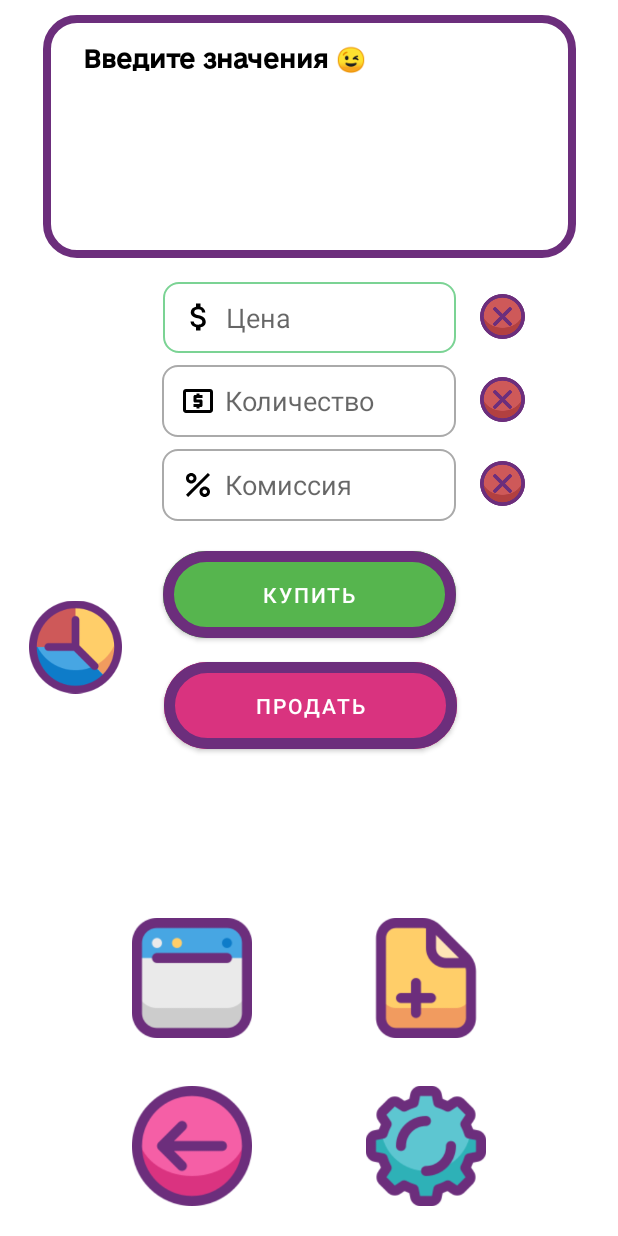
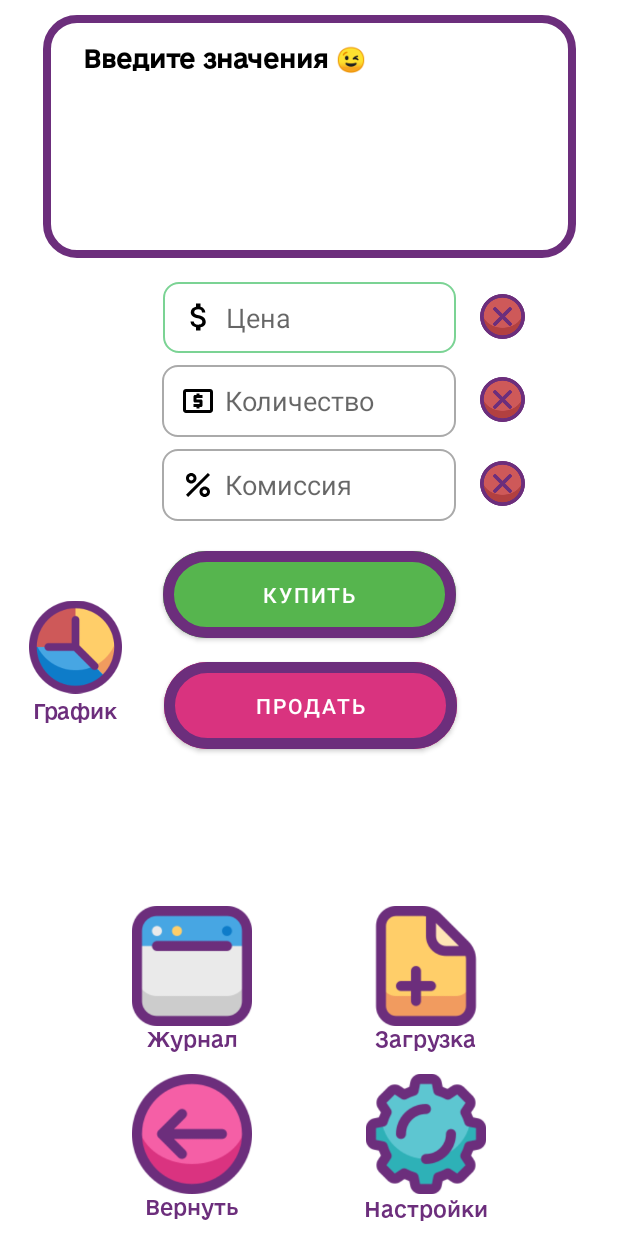
Before and after one commit to eatmore2004/SpotCalculator, an Android app: the screen it shows after launch (MainActivity), on a phone screen of 412 x 824 dp. Run offline under Robolectric (Android 15) with nearby library versions, the phone set to English and light mode, and no system bars; libraries missing offline, so code that uses them is left out: io.paperdb; 2 statements that could not run were skipped.

Commit message:
Design and chart updated

```diff
--- a/app/build.gradle
+++ b/app/build.gradle
@@ -29,6 +29,7 @@ android {
 
 dependencies {
     implementation 'com.squareup.okhttp3:okhttp:4.9.3'
+    implementation 'pl.droidsonroids.gif:android-gif-drawable:1.2.17'
     implementation 'com.google.android.gms:play-services-wearable:18.0.0'
     implementation 'androidx.appcompat:appcompat:1.6.1'
     implementation 'com.google.android.material:material:1.8.0'
@@ -40,4 +41,5 @@ dependencies {
     testImplementation 'junit:junit:4.13.2'
     androidTestImplementation 'androidx.test.ext:junit:1.1.5'
     androidTestImplementation 'androidx.test.espresso:espresso-core:3.5.1'
+
 }
--- a/app/src/main/java/com/andrii/positioncalculator/Activities/SettingsActivity.java
+++ b/app/src/main/java/com/andrii/positioncalculator/Activities/SettingsActivity.java
@@ -122,7 +122,7 @@ public class SettingsActivity extends AppCompatActivity {
             notification_status.setTextColor(Color.parseColor("#08BC11"));
 
         }else{
-            notification_status.setText("Нективно");
+            notification_status.setText("Неaктивно");
             notification_status.setTextColor(Color.parseColor("#D50000"));
         }
     }
--- a/app/src/main/res/layout/activity_main.xml
+++ b/app/src/main/res/layout/activity_main.xml
@@ -150,7 +150,7 @@
         android:layout_width="80dp"
         android:layout_height="80dp"
         android:layout_marginStart="88dp"
-        android:layout_marginBottom="20dp"
+        android:layout_marginBottom="28dp"
         android:text="вернуть"
         app:cornerRadius="10dp"
         app:layout_constraintBottom_toBottomOf="parent"
@@ -162,7 +162,7 @@
         android:layout_width="80dp"
         android:layout_height="80dp"
         android:layout_marginEnd="88dp"
-        android:layout_marginBottom="20dp"
+        android:layout_marginBottom="28dp"
         android:text="График"
         app:cornerRadius="10dp"
         app:layout_constraintBottom_toBottomOf="parent"
@@ -212,4 +212,66 @@
         app:layout_constraintStart_toEndOf="@+id/fee_edt"
         app:layout_constraintTop_toTopOf="@+id/fee_edt" />
 
+    <TextView
+        android:id="@+id/textView5"
+        android:layout_width="wrap_content"
+        android:layout_height="wrap_content"
+        android:fontFamily="@font/medium"
+        android:text="График"
+        android:textColor="@color/buttons"
+        android:textSize="13dip"
+        app:layout_constraintEnd_toEndOf="@+id/stats_btn"
+        app:layout_constraintStart_toStartOf="@+id/stats_btn"
+        app:layout_constraintTop_toBottomOf="@+id/stats_btn" />
+
+    <TextView
+        android:id="@+id/textView8"
+        android:layout_width="wrap_content"
+        android:layout_height="wrap_content"
+        android:layout_marginTop="80dp"
+        android:fontFamily="@font/medium"
+        android:text="Журнал"
+        android:textColor="@color/buttons"
+        android:textSize="13dip"
+        app:layout_constraintEnd_toEndOf="@+id/journal_btn"
+        app:layout_constraintStart_toStartOf="@+id/journal_btn"
+        app:layout_constraintTop_toTopOf="@+id/journal_btn" />
+
+    <TextView
+        android:id="@+id/textView11"
+        android:layout_width="wrap_content"
+        android:layout_height="wrap_content"
+        android:fontFamily="@font/medium"
+        android:text="Загрузка"
+        android:textColor="@color/buttons"
+        android:textSize="13dip"
+        app:layout_constraintEnd_toEndOf="@+id/loadposition_btn"
+        app:layout_constraintStart_toStartOf="@+id/loadposition_btn"
+        app:layout_constraintTop_toBottomOf="@+id/loadposition_btn" />
+
+    <TextView
+        android:id="@+id/textView14"
+        android:layout_width="wrap_content"
+        android:layout_height="wrap_content"
+        android:fontFamily="@font/medium"
+        android:text="Вернуть"
+        android:textColor="@color/buttons"
+        android:textSize="13dip"
+        app:layout_constraintEnd_toEndOf="@+id/back_btn"
+        app:layout_constraintStart_toStartOf="@+id/back_btn"
+        app:layout_constraintTop_toBottomOf="@+id/back_btn" />
+
+    <TextView
+        android:id="@+id/textView15"
+        android:layout_width="wrap_content"
+        android:layout_height="wrap_content"
+        android:layout_marginTop="1dp"
+        android:fontFamily="@font/medium"
+        android:text="Настройки"
+        android:textColor="@color/buttons"
+        android:textSize="13dip"
+        app:layout_constraintEnd_toEndOf="@+id/settings_btn"
+        app:layout_constraintStart_toStartOf="@+id/settings_btn"
+        app:layout_constraintTop_toBottomOf="@+id/settings_btn" />
+
 </androidx.constraintlayout.widget.ConstraintLayout>
```
Also changed, not shown: app/src/main/java/com/andrii/positioncalculator/Activities/ChartActivity.java (+19 -5 lines), app/src/main/java/com/andrii/positioncalculator/Helpers/Utils.java (+4 -4 lines), app/src/main/res/layout/activity_add_position.xml (+17 -9 lines), app/src/main/res/layout/activity_chart.xml (+16 -0 lines), app/src/main/res/layout/activity_logs.xml (+27 -0 lines), app/src/main/res/drawable/scan_gif.gif (added), 1 other file.
